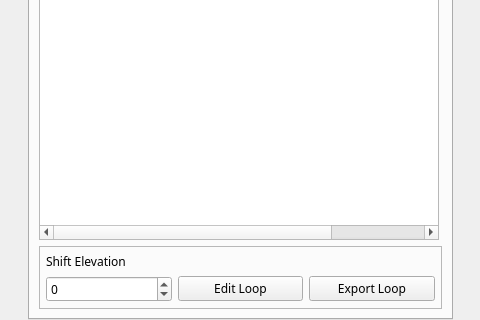
This is src/qt_ui/pem_info_widget.ui in Eric-Meunier/Processor-Suite as Qt 5 draws it before an edit; both pictures show x 149 to 629 and y 494 to 814 of the 780 by 814 pixel window. The edited form follows.
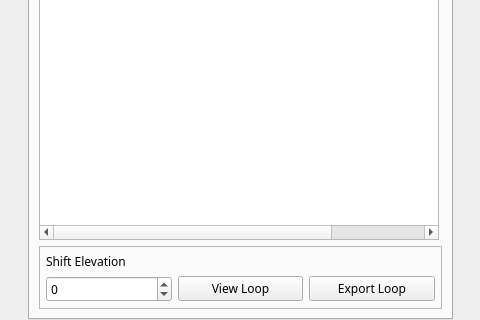
This is the edited form. The open tabs and pages were chosen to show the change.

What changed in the file:
```diff
--- a/src/qt_ui/pem_info_widget.ui
+++ b/src/qt_ui/pem_info_widget.ui
@@ -180,7 +180,7 @@
           <item row="1" column="1">
            <widget class="QPushButton" name="edit_loop_btn">
             <property name="text">
-             <string>Edit Loop</string>
+             <string>View Loop</string>
             </property>
            </widget>
           </item>
```
Left out of the diff: 4 changed lines with no effect on the pictures.
